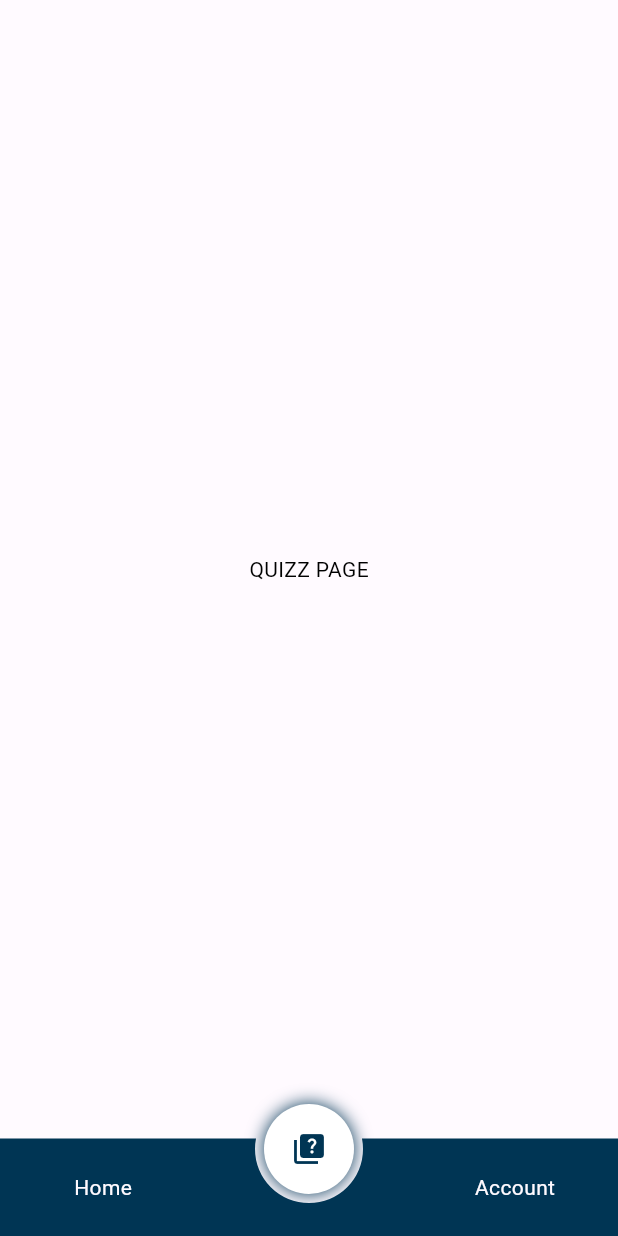
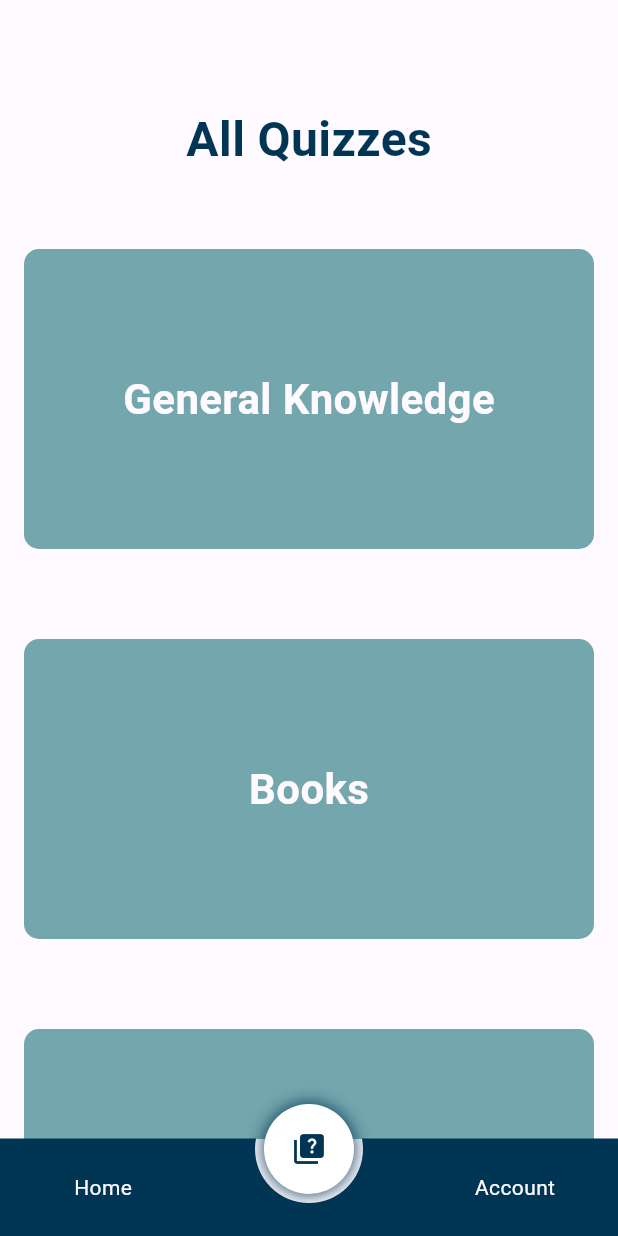
Before and after one commit to kry-ozo/quizzApp, a Flutter app: the screen it shows after launch, item 2 of the bottom bar chosen, on a phone screen of 412 x 824 dp. Run offline on Flutter 3.47's test engine with Material 3 defaults, Android fonts, the phone set to English and light mode, and no system bars; drawn by our look-alikes of circle_nav_bar.

Commit message:
Added functionality and design to quizz page

```diff
--- a/lib/components/custom_tile.dart
+++ b/lib/components/custom_tile.dart
@@ -9,14 +9,15 @@ class CustomTile extends StatelessWidget {
     return  Container(
       decoration: BoxDecoration(
         borderRadius: BorderRadius.circular(10),
-        color: Color.fromARGB(255, 115, 166, 173),
+        color: const Color.fromARGB(255, 115, 166, 173),
       ),
       margin: const EdgeInsets.symmetric(horizontal: 16),
       width: 300,
+      height: 200,
       child:  Column(
         mainAxisAlignment: MainAxisAlignment.center,
         children: [
-          Text(title, style: TextStyle(fontSize: 28, color: Color.fromARGB(255, 255, 250, 255), fontWeight: FontWeight.bold))
+          Text(title, style: const TextStyle(fontSize: 28, color: const Color.fromARGB(255, 255, 250, 255), fontWeight: FontWeight.bold))
         ],
       ),
     );
--- a/lib/pages/quizz_page.dart
+++ b/lib/pages/quizz_page.dart
@@ -1,12 +1,36 @@
 import 'package:flutter/material.dart';
+import 'package:quizz_app/components/custom_tile.dart';
+import 'package:quizz_app/pages/quizz/quizz_settings.dart';
+import 'package:quizz_app/placeholders/categories.dart';
 
 class QuizzPage extends StatelessWidget {
   const QuizzPage({super.key});
 
   @override
   Widget build(BuildContext context) {
-    return const  Center(
-      child: Text("QUIZZ PAGE", style: TextStyle(color: Colors.black)),
+    return  Column(
+      children: [
+        const Padding(
+          padding: const EdgeInsets.only(top: 70, bottom: 20),
+          child: const Text("All Quizzes", style: TextStyle(fontSize: 32, fontWeight: FontWeight.bold, color: Color.fromARGB(255, 0, 53, 84)),),
+        ),
+        Expanded(
+          child: ListView.builder(
+            itemCount: categories.length,
+            itemBuilder: (context, index){
+              return Padding(
+                padding: const EdgeInsets.symmetric(vertical: 30),
+                child: GestureDetector(
+                child: CustomTile(title: categories[index].catageoryName,),
+                onTap: (){
+                  Navigator.push(context,
+                  MaterialPageRoute(builder: (context)=> QuizzSettings(category: categories[index])));
+                },
+                ),
+              );
+          }),
+        ),
+      ],
     );
   }
 }
```
